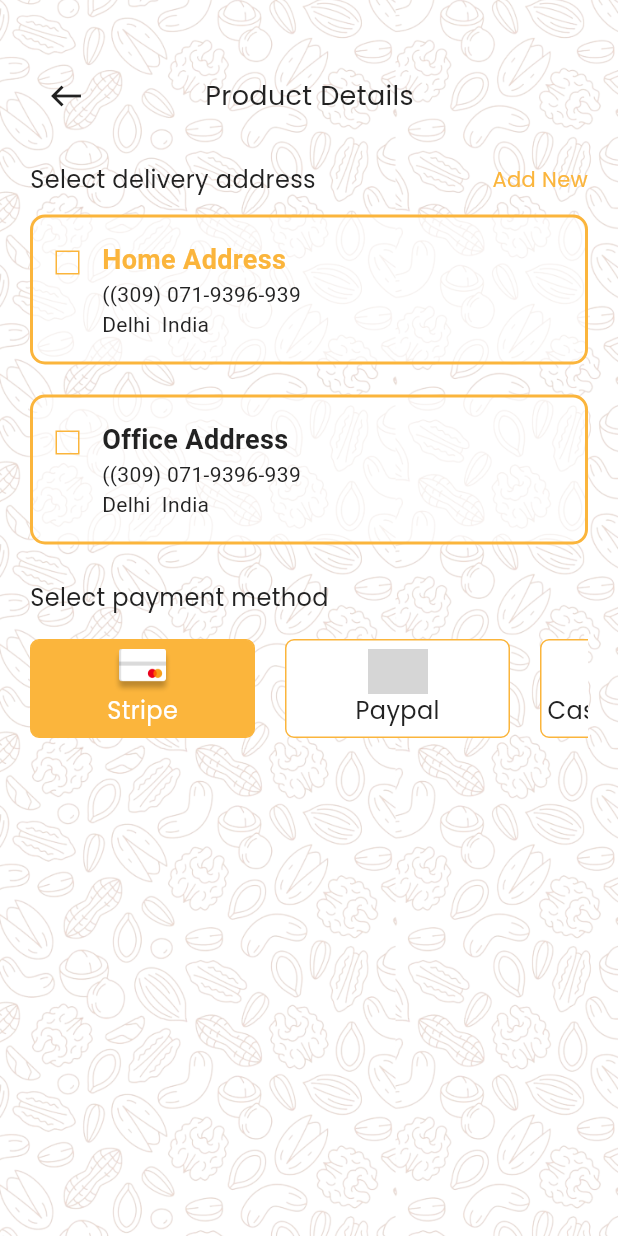
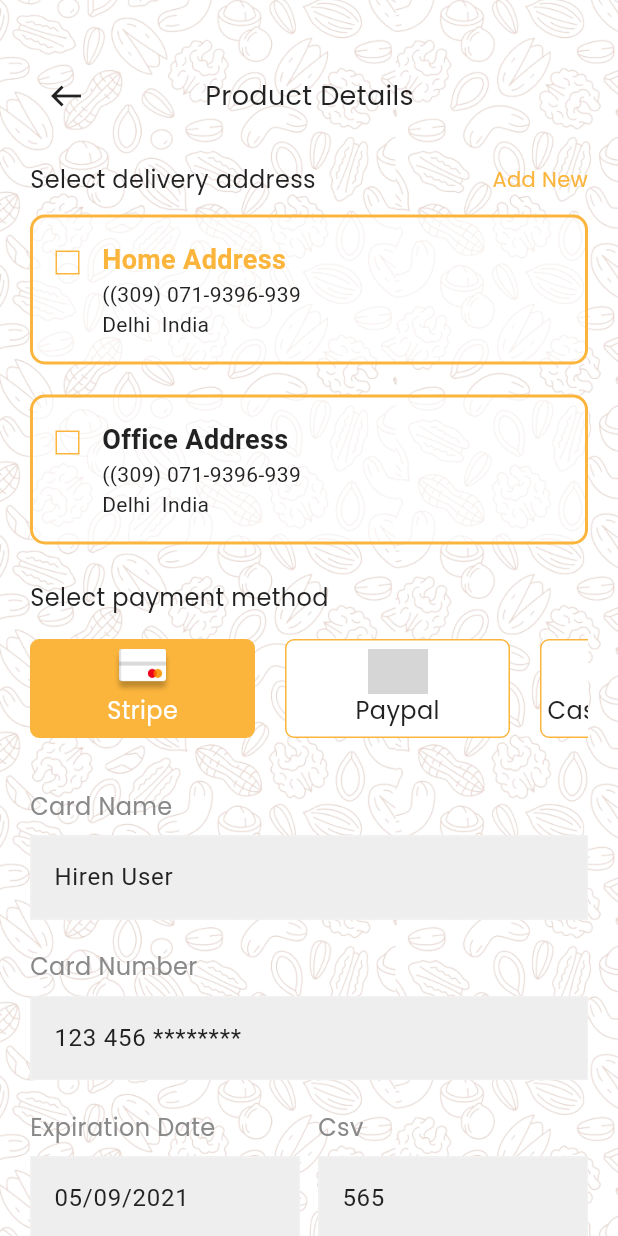
Before and after one commit to ba138/Rajasthan-Dry-Fruits, a Flutter app: the CheckOutScreen screen opened by its route, on a phone screen of 412 x 824 dp. Run offline on Flutter 3.47's test engine with Material 3 defaults, Android fonts, the phone set to English and light mode, and no system bars; our stand-ins replace carousel_slider, google_fonts, percent_indicator; network calls fail; Roboto replaces fonts that are missing (CenturyGothic); grey boxes are pictures that could not be loaded.

Commit message:
changes to develop check out screen

```diff
--- a/lib/res/components/rounded_button.dart
+++ b/lib/res/components/rounded_button.dart
@@ -19,9 +19,17 @@ class RoundedButton extends StatelessWidget {
         height: 56,
         width: MediaQuery.of(context).size.width,
         decoration: BoxDecoration(
-          borderRadius: BorderRadius.circular(10.0),
-          color: AppColor.primaryColor,
-        ),
+            borderRadius: BorderRadius.circular(10.0),
+            color: AppColor.primaryColor,
+            boxShadow: [
+              BoxShadow(
+                color: const Color.fromARGB(255, 0, 0, 0)
+                    .withOpacity(0.25), // Shadow color
+                blurRadius: 8.1, // Blur radius
+                spreadRadius: 0, // Spread radius
+                offset: const Offset(0, 4), // Offset
+              ),
+            ]),
         child: Center(
           child: Text(
             title,
--- a/lib/view/checkOut/check_out_view.dart
+++ b/lib/view/checkOut/check_out_view.dart
@@ -1,7 +1,11 @@
+import 'package:flutter/cupertino.dart';
 import 'package:flutter/material.dart';
+import 'package:flutter/widgets.dart';
 import 'package:google_fonts/google_fonts.dart';
 import 'package:rjfruits/res/components/colors.dart';
+import 'package:rjfruits/res/components/rounded_button.dart';
 import 'package:rjfruits/res/components/vertical_spacing.dart';
+import 'package:rjfruits/view/checkOut/widgets/Payment_field.dart';
 import 'package:rjfruits/view/checkOut/widgets/address_container.dart';
 import 'package:rjfruits/view/checkOut/widgets/payment_container.dart';
 
@@ -13,6 +17,7 @@ class CheckOutScreen extends StatefulWidget {
 }
 
 class _CheckOutScreenState extends State<CheckOutScreen> {
+  bool isOnline = false;
   @override
   Widget build(BuildContext context) {
     return Scaffold(
@@ -24,6 +29,7 @@ class _CheckOutScreenState extends State<CheckOutScreen> {
           image: DecorationImage(
               image: AssetImage("images/bgimg.png"), fit: BoxFit.cover),
         ),
+        child: SingleChildScrollView(
           child: Padding(
             padding: const EdgeInsets.only(
               left: 20,
@@ -152,8 +158,110 @@ class _CheckOutScreenState extends State<CheckOutScreen> {
                       ),
                     ],
                   ),
-              )
+                ),
+                const VerticalSpeacing(24),
+                const PaymentField(
+                  maxLines: 2,
+                  text: "Card Name",
+                  hintText: "Hiren User",
+                ),
+                const PaymentField(
+                  maxLines: 2,
+                  text: "Card Number",
+                  hintText: "123 456 ********",
+                ),
+                const Row(
+                  children: [
+                    Expanded(
+                      child: PaymentField(
+                        maxLines: 2,
+                        text: "Expiration Date",
+                        hintText: "05/09/2021",
+                      ),
+                    ),
+                    SizedBox(
+                      width: 12,
+                    ),
+                    Expanded(
+                      child: PaymentField(
+                        maxLines: 2,
+                        text: "Csv",
+                        hintText: "565",
+                      ),
+                    ),
                   ],
+                ),
+                const VerticalSpeacing(
+                  14,
+                ),
+                Row(
+                  mainAxisAlignment: MainAxisAlignment.spaceBetween,
+                  children: [
+                    Text(
+                      "Remeber My Card Details",
+                      style: GoogleFonts.getFont(
+                        "Poppins",
+                        textStyle: const TextStyle(
+                          fontSize: 16,
+                          fontWeight: FontWeight.w400,
+                          color: AppColor.textColor1,
+                        ),
+                      ),
+                    ),
+                    Container(
+                      height: 26,
+                      width: 50,
+                      decoration: BoxDecoration(
+                        color: AppColor.primaryColor,
+                        borderRadius: BorderRadius.circular(28),
+                      ),
+                      child: Row(
+                        mainAxisAlignment: MainAxisAlignment.center,
+                        crossAxisAlignment: CrossAxisAlignment.stretch,
+                        children: [
+                          GestureDetector(
+                            onTap: () {
+                              setState(() {
+                                isOnline = false;
+                              });
+                            },
+                            child: Container(
+                              height: 18,
+                              width: 18,
+                              decoration: BoxDecoration(
+                                color: isOnline ? null : AppColor.whiteColor,
+                                shape: BoxShape.circle,
+                              ),
+                            ),
+                          ),
+                          GestureDetector(
+                            onTap: () async {
+                              setState(() {
+                                isOnline = true;
+                              });
+                            },
+                            child: Container(
+                              height: 18,
+                              width: 18,
+                              decoration: BoxDecoration(
+                                color: isOnline ? AppColor.whiteColor : null,
+                                shape: BoxShape.circle,
+                              ),
+                            ),
+                          ),
+                        ],
+                      ),
+                    ),
+                  ],
+                ),
+                const VerticalSpeacing(50),
+                RoundedButton(
+                  title: "323\$pay",
+                  onpress: () {},
+                ),
+                const VerticalSpeacing(20),
+              ],
+            ),
           ),
         ),
       ),
--- /dev/null
+++ b/lib/view/checkOut/widgets/payment_field.dart
@@ -0,0 +1,98 @@
+// ignore_for_file: file_names
+
+import 'package:flutter/material.dart';
+import 'package:google_fonts/google_fonts.dart';
+import 'package:rjfruits/res/components/colors.dart';
+
+class PaymentField extends StatefulWidget {
+  const PaymentField({
+    super.key,
+    this.hintText,
+    required int maxLines,
+    required this.text,
+    this.controller,
+    this.keyboardType,
+    this.obscureText = false,
+    this.validator,
+  });
+
+  final String text;
+  final TextEditingController? controller;
+  final TextInputType? keyboardType;
+  final bool obscureText;
+  final String? hintText;
+  final String? Function(String?)? validator;
+  @override
+  State<PaymentField> createState() => _PaymentFieldState();
+}
+
+class _PaymentFieldState extends State<PaymentField> {
+  bool hidden = true;
+  @override
+  Widget build(BuildContext context) {
+    return Container(
+      margin: const EdgeInsets.symmetric(vertical: 10),
+      child: Column(
+        crossAxisAlignment: CrossAxisAlignment.start,
+        children: [
+          Text(
+            widget.text,
+            style: GoogleFonts.getFont(
+              "Poppins",
+              textStyle: const TextStyle(
+                fontSize: 16,
+                fontWeight: FontWeight.w400,
+                color: AppColor.dashboardIconColor,
+              ),
+            ),
+          ),
+          const SizedBox(height: 8),
+          Container(
+            color: const Color(0xffEEEEEE),
+            child: TextFormField(
+              keyboardType: widget.keyboardType,
+              obscureText: (widget.obscureText && hidden),
+              style: const TextStyle(fontSize: 15),
+              controller: widget.controller,
+              decoration: InputDecoration(
+                hintStyle: GoogleFonts.getFont(
+                  "Roboto",
+                  textStyle: const TextStyle(
+                    fontSize: 16,
+                    fontWeight: FontWeight.w400,
+                    color: AppColor.textColor1,
+                  ),
+                ),
+                // prefixText:  widget.hintText,
+                hintText: widget.hintText,
+                filled: true,
+                suffixIcon: widget.obscureText
+                    ? GestureDetector(
+                        onTap: () {
+                          setState(() => hidden = !hidden);
+                        },
+                        child: Icon(
+                          hidden ? Icons.visibility_off : Icons.visibility,
+                          color: hidden ? null : AppColor.primaryColor,
+                          size: 30,
+                        ),
+                      )
+                    : null,
+                fillColor: const Color(0xffEEEEEE),
+                enabledBorder: const OutlineInputBorder(
+                  borderSide: BorderSide(color: Color(0xfff1f1f1)),
+                  borderRadius: BorderRadius.zero,
+                ),
+                focusedBorder: const OutlineInputBorder(
+                  borderSide: BorderSide(color: Color(0xfff1f1f1)),
+                  borderRadius: BorderRadius.zero,
+                ),
+              ),
+              validator: widget.validator,
+            ),
+          ),
+        ],
+      ),
+    );
+  }
+}
```
Lines whose indentation alone changed are shown as unchanged.
